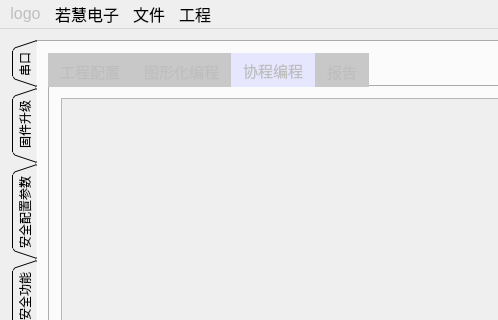
The window that mainwindow.ui (su0814/qt_spc100) describes before a commit, drawn with Qt 5; both pictures show x 0 to 498 and y 0 to 320 of the 1200 by 600 pixel window.
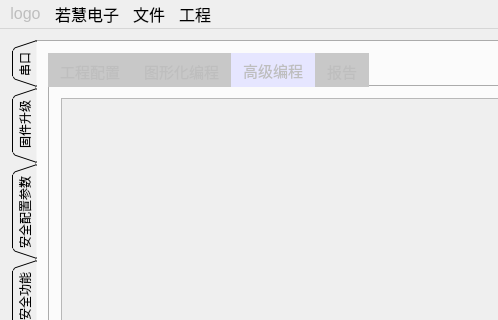
The same window after the commit. The open tabs and pages were chosen to show the change.

The edit to the form file:
```diff
--- a/mainwindow.ui
+++ b/mainwindow.ui
@@ -5400,7 +5400,7 @@
           </widget>
           <widget class="QWidget" name="tab_coroutine_lua">
            <attribute name="title">
-            <string>协程编程</string>
+            <string>高级编程</string>
            </attribute>
            <layout class="QGridLayout" name="gridLayout_32">
             <item row="0" column="1">
```
Left out of the diff: 10 changed lines with no effect on the pictures.
